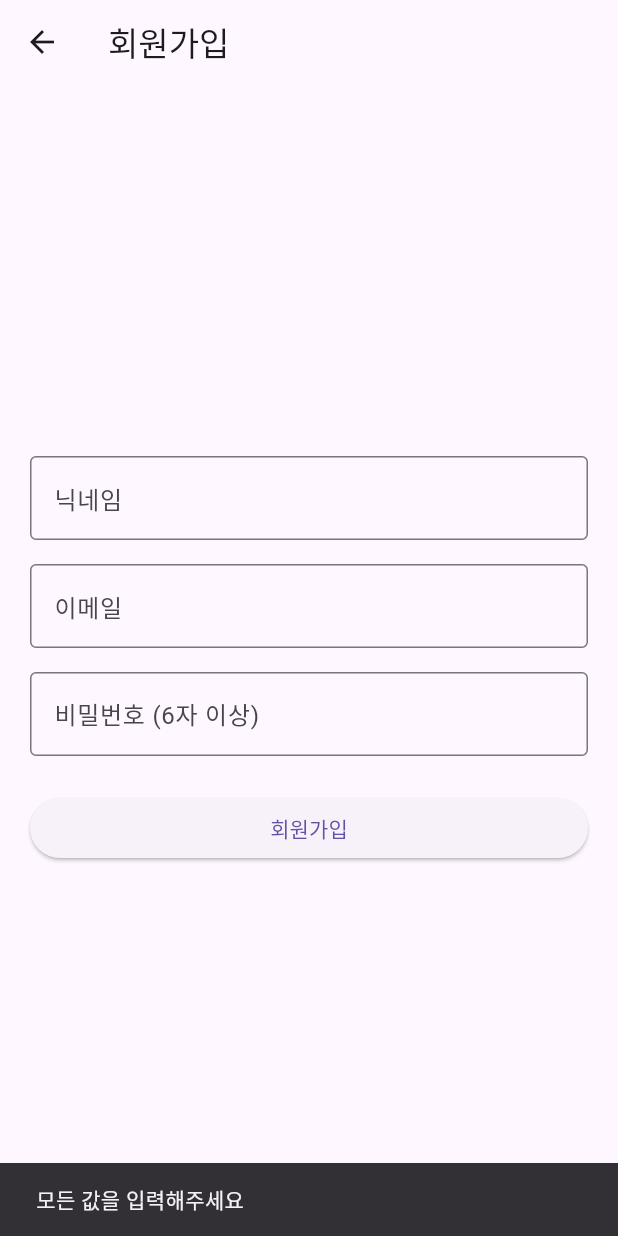
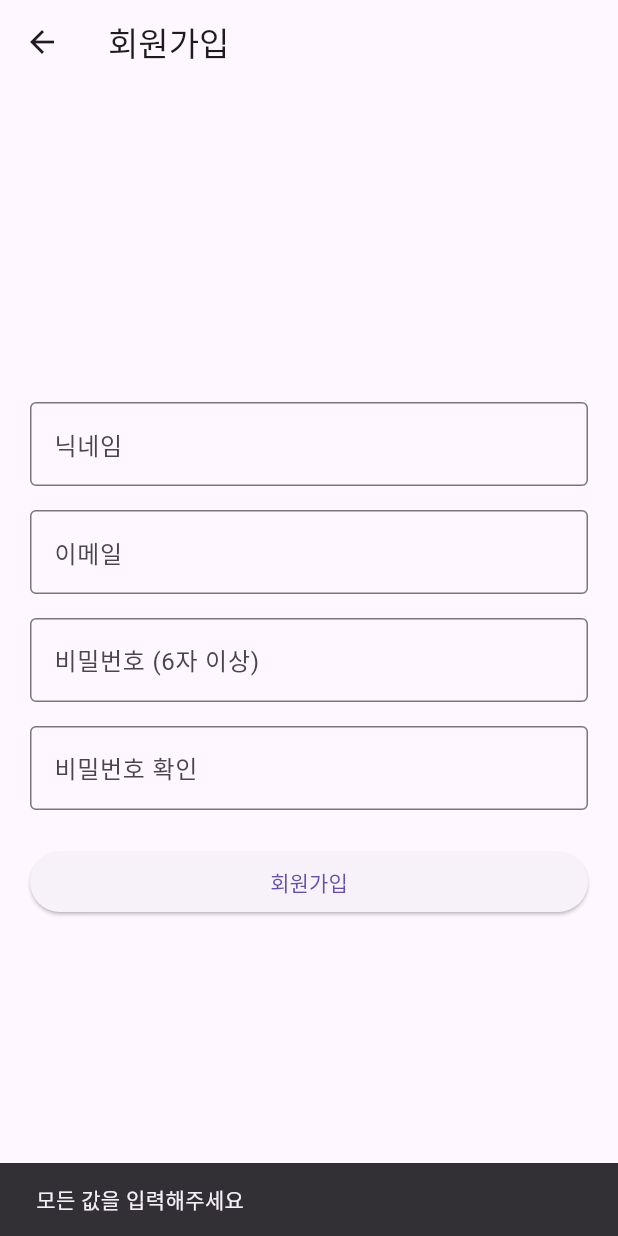
Before and after one commit to AndOne1shot/andone, a Flutter app: the SignUpPageView screen opened directly, after a tap on "회원가입", on a phone screen of 412 x 824 dp. Run offline on Flutter 3.47's test engine with Material 3 defaults, Android fonts, the phone set to English and light mode, and no system bars; our stand-ins replace cloud_firestore, firebase_auth, firebase_core, flutter_riverpod; accounts and stored records are empty; generated files the repository leaves out were written again.

Commit message:
회원가입 비밀번호 확인 필드 추가
Co-Authored-By: Claude Sonnet 4.6 <noreply@anthropic.com>

```diff
--- a/lib/sign_up_page/sign_up_page_view.dart
+++ b/lib/sign_up_page/sign_up_page_view.dart
@@ -7,6 +7,7 @@ class SignUpPageView extends ConsumerWidget {
 
   final emailController = TextEditingController();
   final passwordController = TextEditingController();
+  final passwordConfirmController = TextEditingController();
   final nicknameController = TextEditingController();
 
   @override
@@ -53,6 +54,18 @@ class SignUpPageView extends ConsumerWidget {
               ),
             ),
 
+            const SizedBox(height: 16),
+
+            // 비밀번호 확인
+            TextField(
+              controller: passwordConfirmController,
+              obscureText: true,
+              decoration: const InputDecoration(
+                labelText: '비밀번호 확인',
+                border: OutlineInputBorder(),
+              ),
+            ),
+
             const SizedBox(height: 24),
 
             // 회원가입 버튼
@@ -65,10 +78,21 @@ class SignUpPageView extends ConsumerWidget {
                         final nickname = nicknameController.text.trim();
                         final email = emailController.text.trim();
                         final password = passwordController.text.trim();
+                        final passwordConfirm = passwordConfirmController.text.trim();
 
-                        if (nickname.isEmpty || email.isEmpty || password.isEmpty) {
+                        if (nickname.isEmpty || email.isEmpty || password.isEmpty || passwordConfirm.isEmpty) {
                           ScaffoldMessenger.of(context).showSnackBar(
                             const SnackBar(content: Text('모든 값을 입력해주세요')),
+                          );
+                          return;
+                        }
+
+                        if (password != passwordConfirm) {
+                          ScaffoldMessenger.of(context).showSnackBar(
+                            const SnackBar(
+                              content: Text('비밀번호가 일치하지 않습니다'),
+                              backgroundColor: Colors.red,
+                            ),
                           );
                           return;
                         }
```
